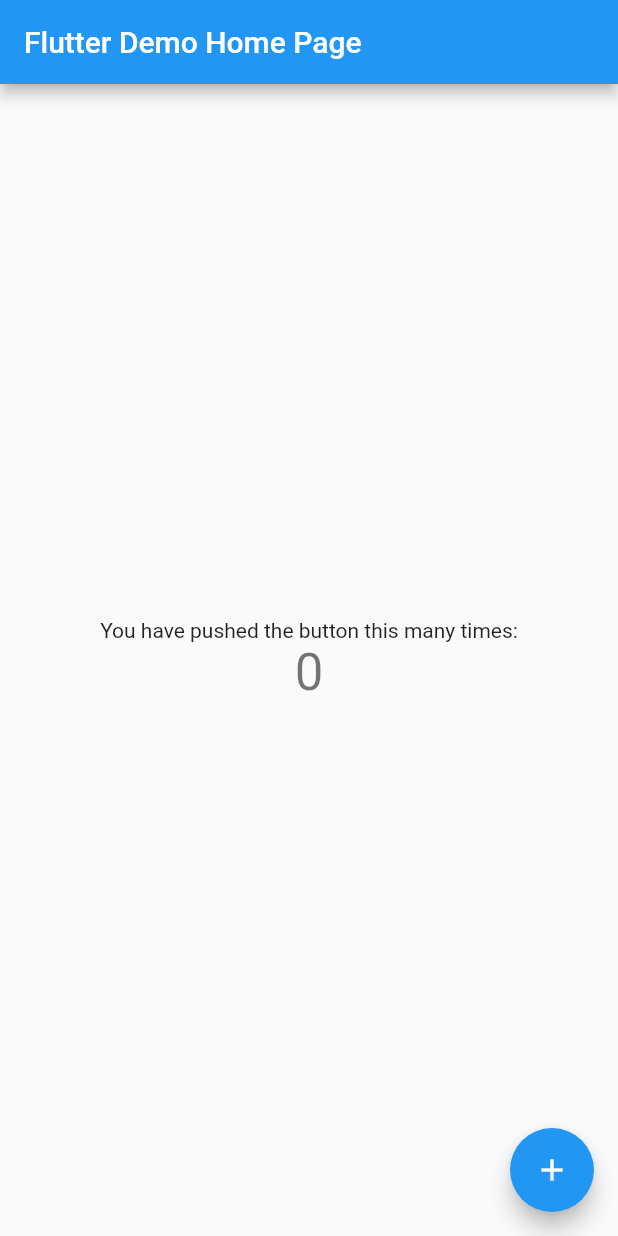
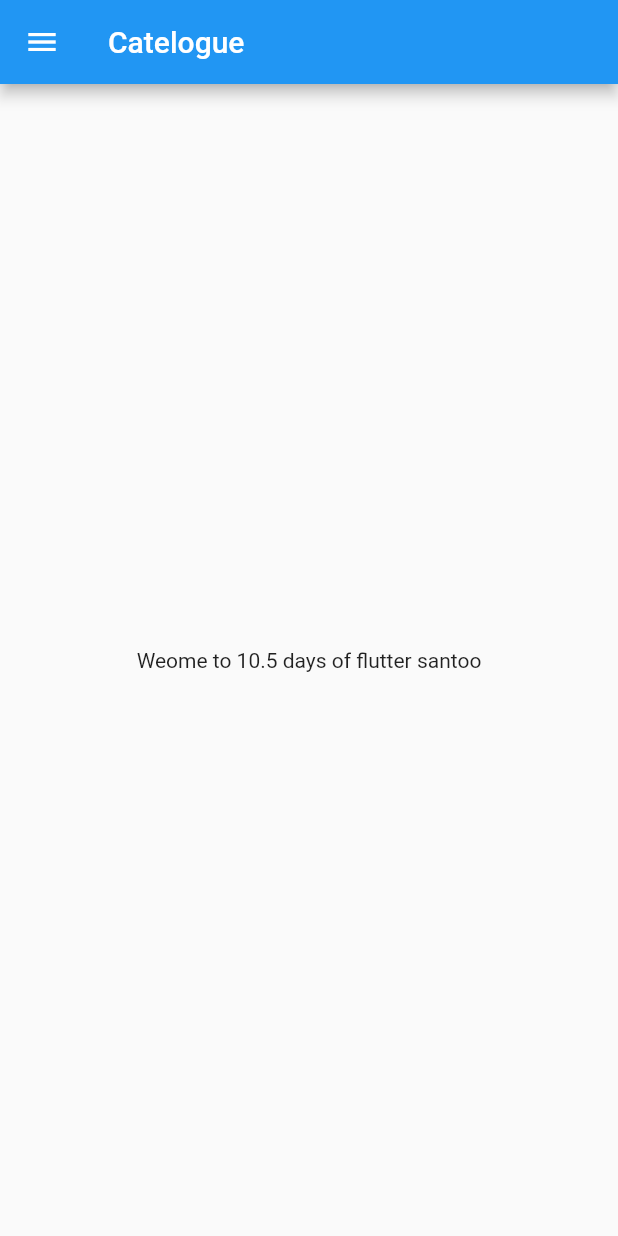
Before and after one commit to santoo-sharma0777/flutter, a Flutter app: the screen it shows after launch, on a phone screen of 412 x 824 dp. Run offline on Flutter 3.47's test engine with Material 2 defaults, Android fonts, the phone set to English and light mode, and no system bars.

Commit message:
First Commit

```diff
--- /dev/null
+++ b/lib/home_page.dart
@@ -0,0 +1,19 @@
+import 'package:flutter/material.dart';
+
+class HomePage extends StatelessWidget {
+  final double days = 10.5;
+  final String name = "santoo";
+
+  @override
+  Widget build(BuildContext context) {
+    return Scaffold(
+      appBar: AppBar(
+        title: Text("Catelogue"),
+      ), //for app top bar
+      body: Center(
+          child:
+              Container(child: Text("Weome to $days days of flutter $name"))),
+      drawer: Drawer(),
+    );
+  }
+}
--- a/lib/main.dart
+++ b/lib/main.dart
@@ -1,113 +1,13 @@
 import 'package:flutter/material.dart';
+import 'package:flutter_catelogue/home_page.dart';
 
 void main() {
   runApp(MyApp());
 }
 
 class MyApp extends StatelessWidget {
-  // This widget is the root of your application.
   @override
   Widget build(BuildContext context) {
-    return MaterialApp(
-      title: 'Flutter Demo',
-      theme: ThemeData(
-        // This is the theme of your application.
-        //
-        // Try running your application with "flutter run". You'll see the
-        // application has a blue toolbar. Then, without quitting the app, try
-        // changing the primarySwatch below to Colors.green and then invoke
-        // "hot reload" (press "r" in the console where you ran "flutter run",
-        // or simply save your changes to "hot reload" in a Flutter IDE).
-        // Notice that the counter didn't reset back to zero; the application
-        // is not restarted.
-        primarySwatch: Colors.blue,
-      ),
-      home: MyHomePage(title: 'Flutter Demo Home Page'),
-    );
+    return MaterialApp(home: HomePage());
   }
 }
-
-class MyHomePage extends StatefulWidget {
-  MyHomePage({Key? key, required this.title}) : super(key: key);
-
-  // This widget is the home page of your application. It is stateful, meaning
-  // that it has a State object (defined below) that contains fields that affect
-  // how it looks.
-
-  // This class is the configuration for the state. It holds the values (in this
-  // case the title) provided by the parent (in this case the App widget) and
-  // used by the build method of the State. Fields in a Widget subclass are
-  // always marked "final".
-
-  final String title;
-
-  @override
-  _MyHomePageState createState() => _MyHomePageState();
-}
-
-class _MyHomePageState extends State<MyHomePage> {
-  int _counter = 0;
-
-  void _incrementCounter() {
-    setState(() {
-      // This call to setState tells the Flutter framework that something has
-      // changed in this State, which causes it to rerun the build method below
-      // so that the display can reflect the updated values. If we changed
-      // _counter without calling setState(), then the build method would not be
-      // called again, and so nothing would appear to happen.
-      _counter++;
-    });
-  }
-
-  @override
-  Widget build(BuildContext context) {
-    // This method is rerun every time setState is called, for instance as done
-    // by the _incrementCounter method above.
-    //
-    // The Flutter framework has been optimized to make rerunning build methods
-    // fast, so that you can just rebuild anything that needs updating rather
-    // than having to individually change instances of widgets.
-    return Scaffold(
-      appBar: AppBar(
-        // Here we take the value from the MyHomePage object that was created by
-        // the App.build method, and use it to set our appbar title.
-        title: Text(widget.title),
-      ),
-      body: Center(
-        // Center is a layout widget. It takes a single child and positions it
-        // in the middle of the parent.
-        child: Column(
-          // Column is also a layout widget. It takes a list of children and
-          // arranges them vertically. By default, it sizes itself to fit its
-          // children horizontally, and tries to be as tall as its parent.
-          //
-          // Invoke "debug painting" (press "p" in the console, choose the
-          // "Toggle Debug Paint" action from the Flutter Inspector in Android
-          // Studio, or the "Toggle Debug Paint" command in Visual Studio Code)
-          // to see the wireframe for each widget.
-          //
-          // Column has various properties to control how it sizes itself and
-          // how it positions its children. Here we use mainAxisAlignment to
-          // center the children vertically; the main axis here is the vertical
-          // axis because Columns are vertical (the cross axis would be
-          // horizontal).
-          mainAxisAlignment: MainAxisAlignment.center,
-          children: <Widget>[
-            Text(
-              'You have pushed the button this many times:',
-            ),
-            Text(
-              '$_counter',
-              style: Theme.of(context).textTheme.headline4,
-            ),
-          ],
-        ),
-      ),
-      floatingActionButton: FloatingActionButton(
-        onPressed: _incrementCounter,
-        tooltip: 'Increment',
-        child: Icon(Icons.add),
-      ), // This trailing comma makes auto-formatting nicer for build methods.
-    );
-  }
-}
```
